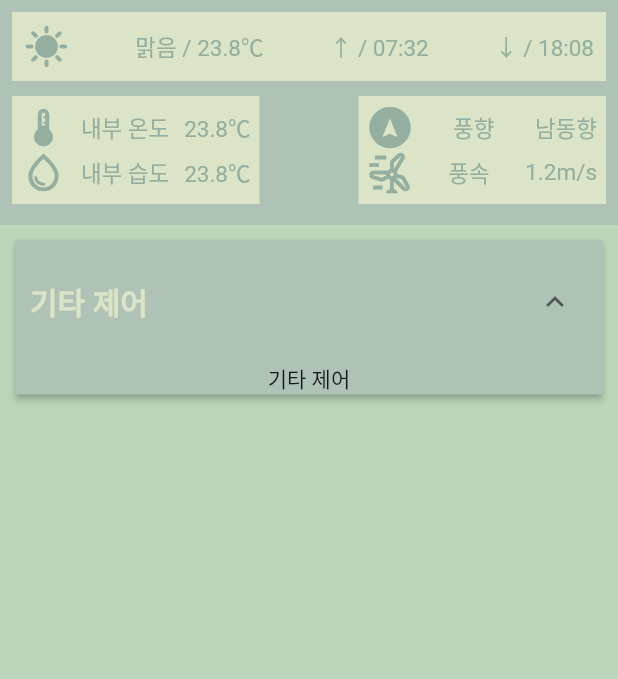
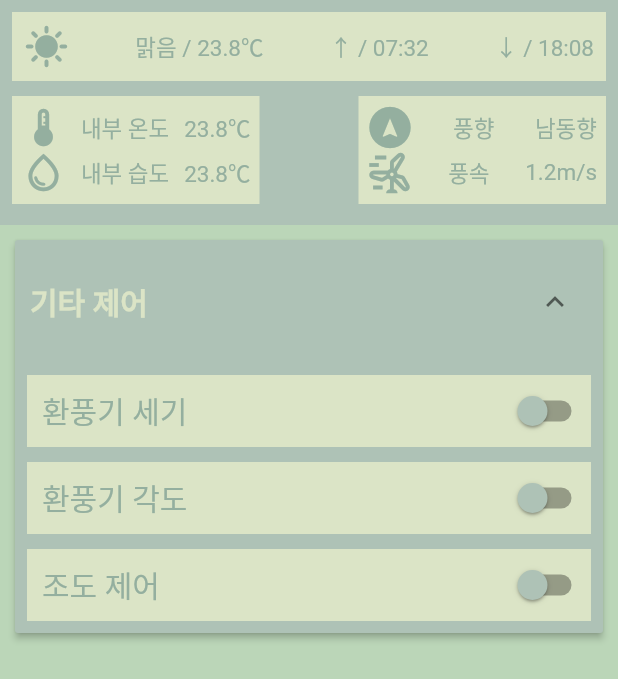
Before and after one commit to 4ix/ai_project_smartfarm, a Flutter app: the ControlerScreen screen opened directly, on a phone screen of 412 x 824 dp. Shown: the top 679 px of the screen. Run offline on Flutter 3.47's test engine with Material 2 defaults, Android fonts, the phone set to English and light mode, and no system bars; our stand-ins replace fl_chart.

Commit message:
UI 구현 (환경제어 - 기타제어)

```diff
--- a/lib/screens/controler_screen.dart
+++ b/lib/screens/controler_screen.dart
@@ -1,4 +1,5 @@
 import 'package:flutter/material.dart';
+import 'package:smartfarm/screens/etc_controller_screen.dart';
 
 import 'controller_dashboard_screen.dart';
 
@@ -38,7 +39,7 @@ class _ControlerScreenState extends State<ControlerScreen> {
                       ),
                     );
                   },
-                  body: const Text('기타 제어'),
+                  body: const EtcControllerScreen(),
                   isExpanded: _expanded1,
                 ),
               ],
--- /dev/null
+++ b/lib/screens/etc_controller_screen.dart
@@ -0,0 +1,125 @@
+import 'package:flutter/material.dart';
+
+class EtcControllerScreen extends StatefulWidget {
+  const EtcControllerScreen({super.key});
+
+  @override
+  State<EtcControllerScreen> createState() => _EtcControllerScreenState();
+}
+
+class _EtcControllerScreenState extends State<EtcControllerScreen> {
+  bool _isChecked1 = false;
+  bool _isChecked2 = false;
+  bool _isChecked3 = false;
+
+  @override
+  Widget build(BuildContext context) {
+    return Column(
+      children: [
+        Padding(
+          padding: const EdgeInsets.all(8.0),
+          child: Column(
+            children: [
+              Container(
+                decoration: const BoxDecoration(color: Color(0XFFDBE4C6)),
+                child: Row(
+                  mainAxisAlignment: MainAxisAlignment.spaceBetween,
+                  children: [
+                    const Padding(
+                      padding: EdgeInsets.symmetric(horizontal: 10),
+                      child: Text(
+                        '환풍기 세기',
+                        style: TextStyle(
+                          fontSize: 20,
+                          color: Color(0XFF94AF9F),
+                        ),
+                      ),
+                    ),
+                    Switch(
+                      activeColor: const Color(0XFF94AF9F),
+                      inactiveThumbColor: const Color(0XFFAEC2B6),
+                      value: _isChecked1,
+                      onChanged: (value) {
+                        setState(
+                          () {
+                            _isChecked1 = value;
+                          },
+                        );
+                      },
+                    ),
+                  ],
+                ),
+              ),
+              const SizedBox(
+                height: 10,
+              ),
+              Container(
+                decoration: const BoxDecoration(color: Color(0XFFDBE4C6)),
+                child: Row(
+                  mainAxisAlignment: MainAxisAlignment.spaceBetween,
+                  children: [
+                    const Padding(
+                      padding: EdgeInsets.symmetric(horizontal: 10),
+                      child: Text(
+                        '환풍기 각도',
+                        style: TextStyle(
+                          fontSize: 20,
+                          color: Color(0XFF94AF9F),
+                        ),
+                      ),
+                    ),
+                    Switch(
+                      activeColor: const Color(0XFF94AF9F),
+                      inactiveThumbColor: const Color(0XFFAEC2B6),
+                      value: _isChecked2,
+                      onChanged: (value) {
+                        setState(
+                          () {
+                            _isChecked2 = value;
+                          },
+                        );
+                      },
+                    ),
+                  ],
+                ),
+              ),
+              const SizedBox(
+                height: 10,
+              ),
+              Container(
+                decoration: const BoxDecoration(color: Color(0XFFDBE4C6)),
+                child: Row(
+                  mainAxisAlignment: MainAxisAlignment.spaceBetween,
+                  children: [
+                    const Padding(
+                      padding: EdgeInsets.symmetric(horizontal: 10),
+                      child: Text(
+                        '조도 제어',
+                        style: TextStyle(
+                          fontSize: 20,
+                          color: Color(0XFF94AF9F),
+                        ),
+                      ),
+                    ),
+                    Switch(
+                      activeColor: const Color(0XFF94AF9F),
+                      inactiveThumbColor: const Color(0XFFAEC2B6),
+                      value: _isChecked3,
+                      onChanged: (value) {
+                        setState(
+                          () {
+                            _isChecked3 = value;
+                          },
+                        );
+                      },
+                    ),
+                  ],
+                ),
+              ),
+            ],
+          ),
+        ),
+      ],
+    );
+  }
+}
```
Also changed, not shown: 1 other file.
